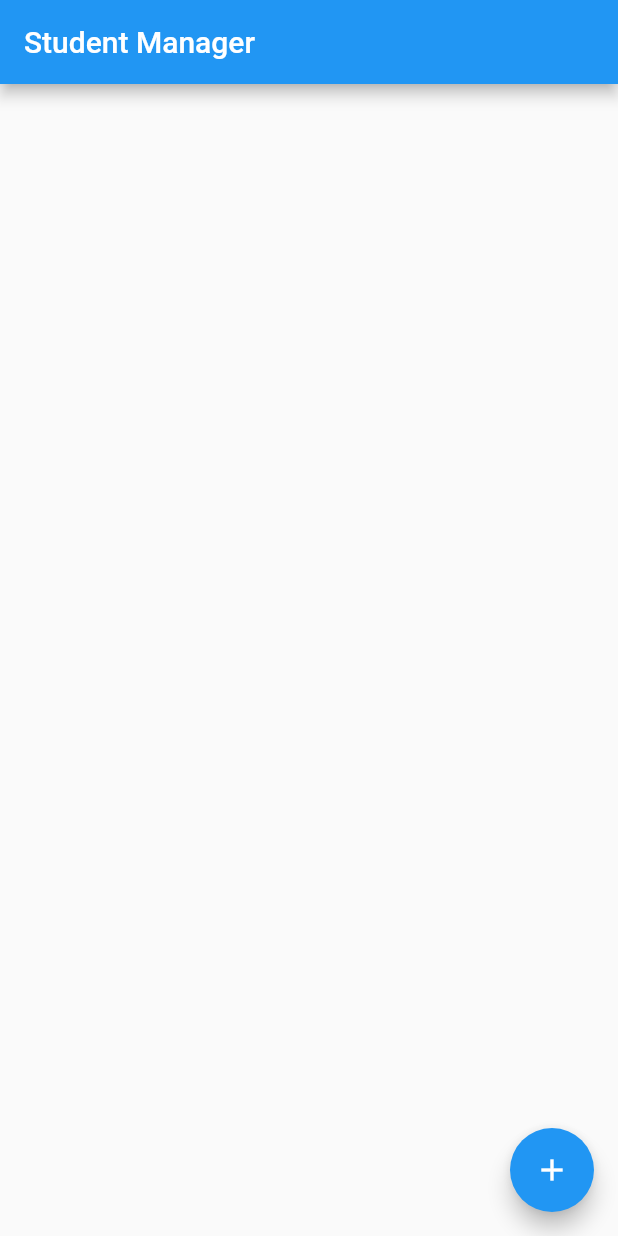
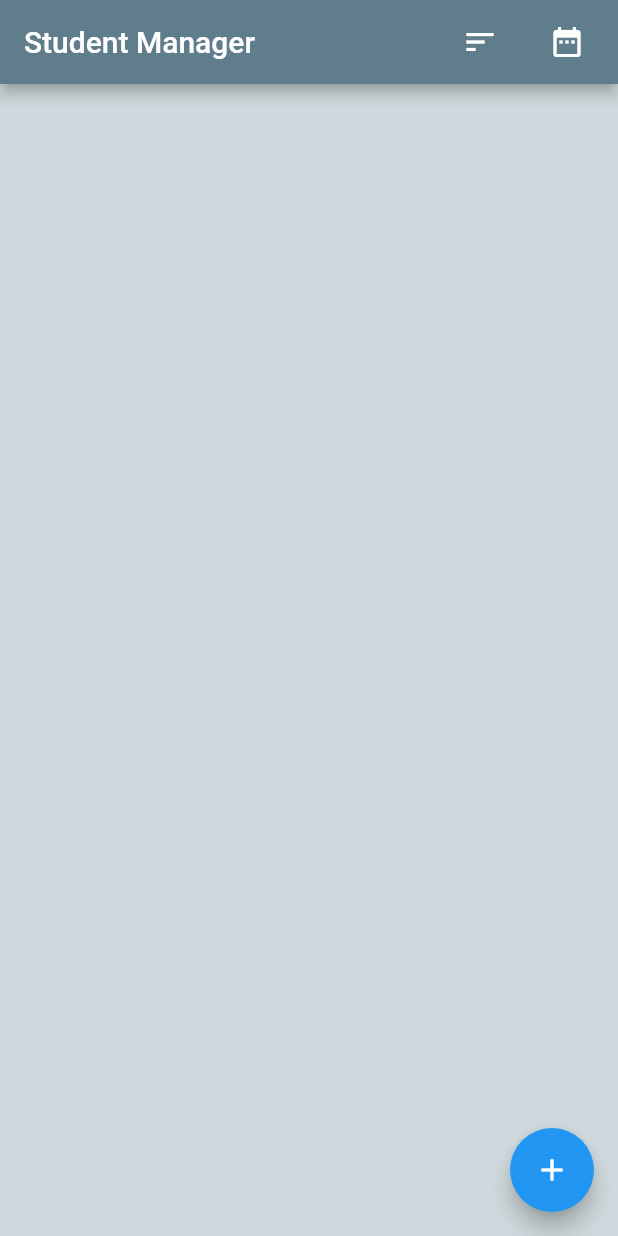
Before and after one commit to AbikMathew/Student-Manager-GetX, a Flutter app: the screen it shows after launch, on a phone screen of 412 x 824 dp. Run offline on Flutter 3.47's test engine with Material 2 defaults, Android fonts, the light colour scheme and no system bars; our stand-ins replace get, hive_flutter, image_picker; accounts and stored records are empty.

Commit message:
adding sort and date filter

```diff
--- a/lib/constants/constants.dart
+++ b/lib/constants/constants.dart
@@ -2,3 +2,7 @@ import 'package:flutter/material.dart';
 
 const kWidth = SizedBox(width: 10);
 const kHeight = SizedBox(height: 10);
+
+//Colors
+
+final Color kBGreyBg = Colors.blueGrey.shade100;
--- a/lib/main.dart
+++ b/lib/main.dart
@@ -5,8 +5,7 @@ import 'package:getx_counter_second/repository/box_repository.dart';
 import 'package:getx_counter_second/screens/home_screen/home_page.dart';
 import 'package:hive_flutter/hive_flutter.dart';
 
-void main() async{
-
+void main() async {
   await Hive.initFlutter();
   Hive.registerAdapter(StudentModelAdapter());
   await BoxRepository.openBox();
@@ -19,9 +18,11 @@ class MyApp extends StatelessWidget {
   // This widget is the root of your application.
   @override
   Widget build(BuildContext context) {
-    return const GetMaterialApp(
-      home: HomeScreen(),
+    return GetMaterialApp(
+      theme: ThemeData(
+        appBarTheme: const AppBarTheme(backgroundColor: Colors.blueGrey),
+      ),
+      home: const HomeScreen(),
     );
-
   }
 }
--- a/lib/screens/home_screen/home_page.dart
+++ b/lib/screens/home_screen/home_page.dart
@@ -20,9 +20,7 @@ class _HomeScreenState extends State<HomeScreen> {
   final controller = Get.put(
       StudentController()); //Controller class: Create, Update, Delete functions
 
-  //Rx<File>? image;
-  var image = ''.obs;
-
+  final image = ''.obs;
   final TextEditingController sNameTEController = TextEditingController();
   final TextEditingController sAgeTEController = TextEditingController();
   final TextEditingController sPhoneTEController = TextEditingController();
@@ -40,15 +38,10 @@ class _HomeScreenState extends State<HomeScreen> {
 
   Future pickImage() async {
     try {
-      //  final image = await ImagePicker().pickImage(source: ImageSource.camera);
       final image = await ImagePicker().pickImage(source: ImageSource.camera);
       if (image == null) return;
-      // final imageTemp = File(image.path);
 
       this.image.value = image.path;
-      // this.image = imageTemp.obs;
-
-      //setState(() => this.image = imageTemp);
     } on PlatformException catch (e) {
       // ignore: avoid_print
       print('Failed to pick image due to exception $e');
@@ -58,30 +51,43 @@ class _HomeScreenState extends State<HomeScreen> {
   @override
   Widget build(BuildContext context) {
     return Scaffold(
-      appBar: AppBar(title: const Text('Student Manager')),
+      backgroundColor: kBGreyBg,
+      appBar: AppBar(
+        title: const Text('Student Manager'),
+        actions: [
+          IconButton(
+            icon: const Icon(Icons.sort),
+            onPressed: () {},
+          ),
+          kWidth,
+          IconButton(
+            icon: const Icon(Icons.date_range),
+            onPressed: () {},
+          ),
+          kWidth
+        ],
+      ),
       body: GetBuilder<StudentController>(
-        builder: (cntrlerNotUsed) => ListView.builder(
+        builder: (controllerNotUsed) => ListView.builder(
             itemCount: controller.boxCount,
             itemBuilder: (context, index) {
               print(controller.boxCount);
               if (controller.boxCount > 0) {
+
                 StudentModel? student = controller.observableBox.getAt(index);
+
                 return Card(
                     child: ListTile(
+                  tileColor: Colors.blueGrey.shade50,
                   onTap: () => Get.to(
                     ShowProfileScreen(
                       index: index,
                     ),
                   ),
-                  leading: Container(
-                    height: 40,
-                    width: 40,
-                    decoration: BoxDecoration(
-                      image: DecorationImage(
-                        fit: BoxFit.cover,
-                        image: FileImage(File(student?.imagePath ?? 'abc.jpg')),
-                      ),
-                    ),
+                  leading: CircleAvatar(
+                    radius: 30,
+                    backgroundImage:
+                        FileImage(File(student?.imagePath ?? 'abc.jpg')),
                   ),
                   title: Text(student?.name ?? "n/a"),
                   subtitle: Text(student?.standard ?? "n/a"),
```
Also changed, not shown: lib/screens/profile_display_screen/showProfileScreen.dart (+3 -4 lines).
